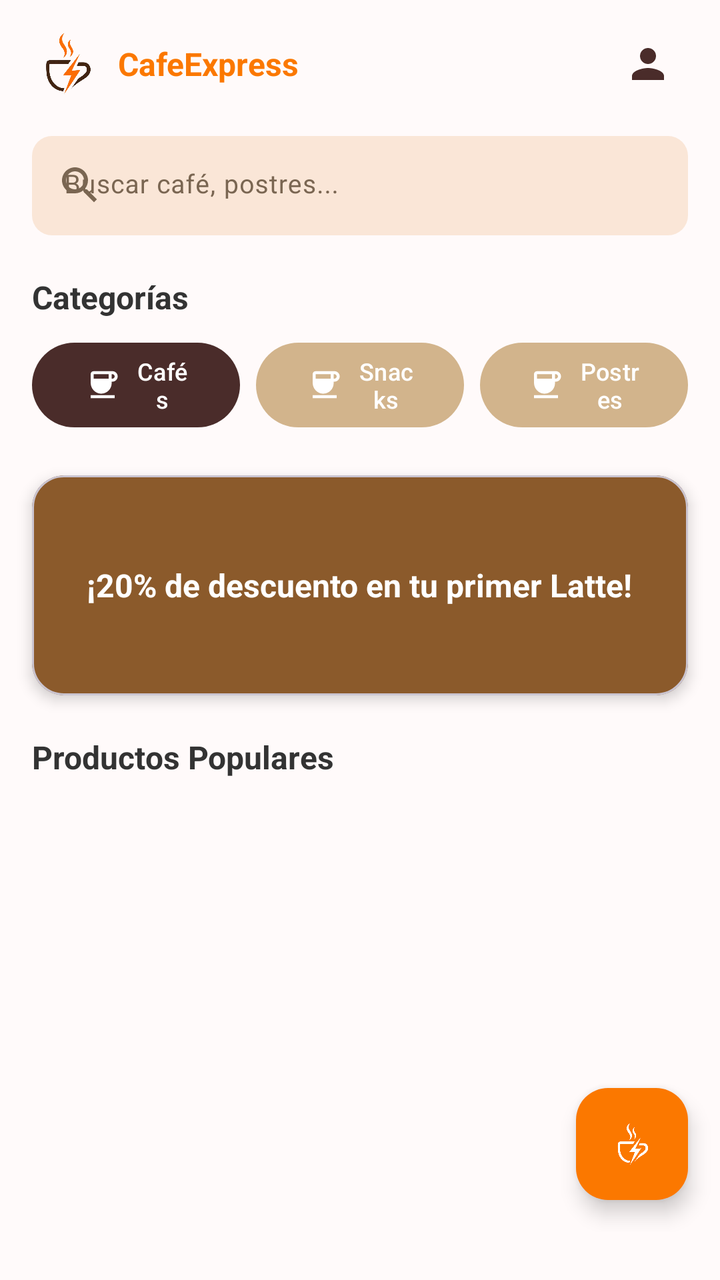
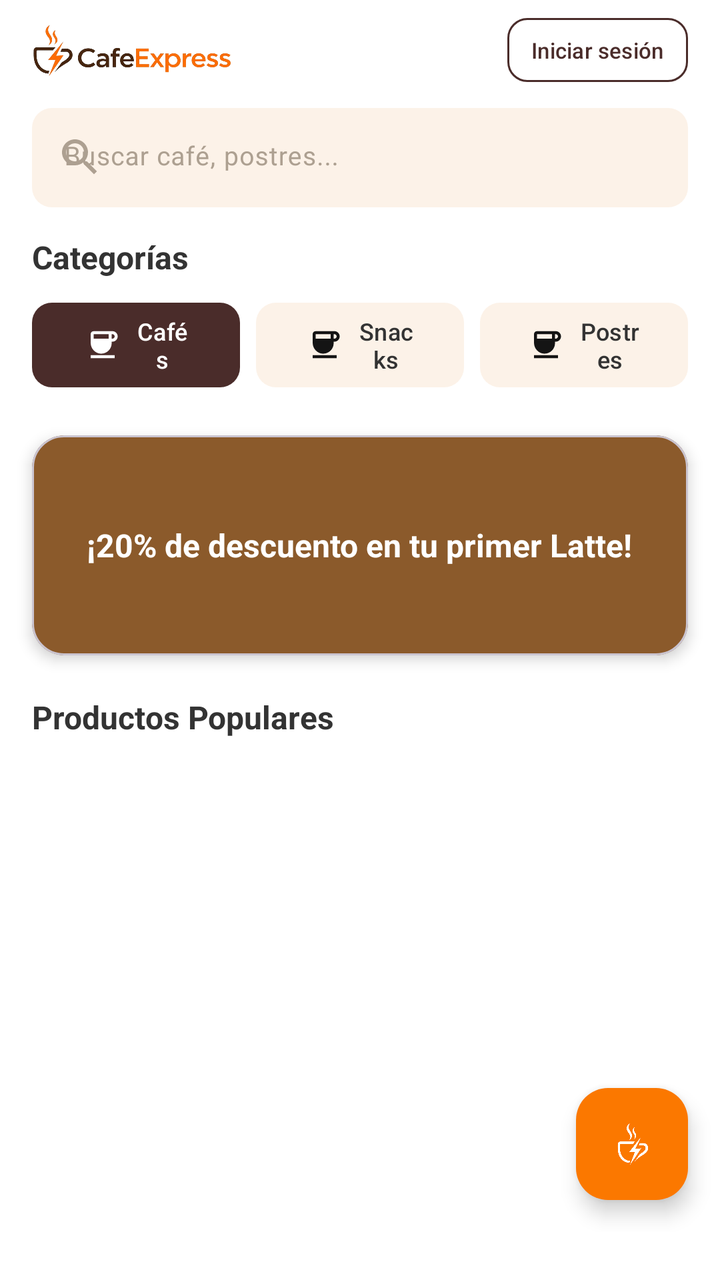

Compare the two renders of this Android layout. The source of the first and the diff that turns it into the second are given below.
<!-- AndroidManifest.xml: application theme Theme.CafeExpress -->
<!-- res/layout/activity_home.xml -->
<?xml version="1.0" encoding="utf-8"?>
<ScrollView xmlns:android="http://schemas.android.com/apk/res/android"
  xmlns:app="http://schemas.android.com/apk/res-auto"
  xmlns:tools="http://schemas.android.com/tools"
  android:layout_width="match_parent"
  android:layout_height="match_parent"
  android:fillViewport="true"
  android:background="#FFFAFA"
  tools:context=".ui.HomeActivity">

  <androidx.constraintlayout.widget.ConstraintLayout
    android:layout_width="match_parent"
    android:layout_height="wrap_content"
    android:paddingBottom="24dp">

    
    <com.google.android.material.appbar.MaterialToolbar
      android:id="@+id/topToolbar"
      android:layout_width="0dp"
      android:layout_height="?attr/actionBarSize"
      android:background="@android:color/transparent"
      app:layout_constraintEnd_toEndOf="parent"
      app:layout_constraintStart_toStartOf="parent"
      app:layout_constraintTop_toTopOf="parent"
      app:contentInsetStart="0dp"
      app:contentInsetEnd="0dp">

      <androidx.constraintlayout.widget.ConstraintLayout
        android:layout_width="match_parent"
        android:layout_height="match_parent"
        android:paddingHorizontal="16dp">

        <LinearLayout
          android:layout_width="wrap_content"
          android:layout_height="match_parent"
          android:gravity="center_vertical"
          android:orientation="horizontal"
          app:layout_constraintBottom_toBottomOf="parent"
          app:layout_constraintStart_toStartOf="parent"
          app:layout_constraintTop_toTopOf="parent">

          
          <ImageView
            android:id="@+id/imgLogoNav"
            android:layout_width="35dp"
            android:layout_height="35dp"
            android:contentDescription="Logo de la cafetería"
            android:src="@drawable/logo1" />

          
          <TextView
            android:id="@+id/txtNombreCafe"
            android:layout_width="wrap_content"
            android:layout_height="wrap_content"
            android:layout_marginStart="8dp"
            android:text="CafeExpress"
            android:textColor="#FB7800"
            android:textSize="16sp"
            android:textStyle="bold" />
        </LinearLayout>

        
        <ImageButton
          android:id="@+id/btnIniciarSesion"
          android:layout_width="40dp"
          android:layout_height="40dp"
          android:background="?attr/selectableItemBackgroundBorderless"
          android:contentDescription="Iniciar sesión"
          android:src="@drawable/ic_person"
          app:tint="#4A2C2A"
          app:layout_constraintBottom_toBottomOf="parent"
          app:layout_constraintEnd_toEndOf="parent"
          app:layout_constraintTop_toTopOf="parent" />

      </androidx.constraintlayout.widget.ConstraintLayout>

    </com.google.android.material.appbar.MaterialToolbar>
    
    <com.google.android.material.textfield.TextInputLayout
      android:id="@+id/tilBuscar"
      style="@style/Widget.Material3.TextInputLayout.FilledBox.Dense"
      android:layout_width="0dp"
      android:layout_height="wrap_content"
      android:layout_marginHorizontal="16dp"
      android:layout_marginTop="4dp"
      android:hint="Buscar café, postres..."
      android:textColorHint="#7A6652"
      app:boxBackgroundColor="#FAE6D7"
      app:boxStrokeWidth="0dp"
      app:boxStrokeWidthFocused="0dp"
      app:boxCornerRadiusBottomEnd="10dp"
      app:boxCornerRadiusBottomStart="10dp"
      app:boxCornerRadiusTopEnd="10dp"
      app:boxCornerRadiusTopStart="10dp"
      app:layout_constraintEnd_toEndOf="parent"
      app:layout_constraintStart_toStartOf="parent"
      app:layout_constraintTop_toBottomOf="@id/topToolbar"
      app:startIconDrawable="@drawable/ic_search"
      app:startIconTint="#7A6652">

      <com.google.android.material.textfield.TextInputEditText
        android:id="@+id/edtBuscar"
        android:layout_width="match_parent"
        android:layout_height="wrap_content"
        android:inputType="text"
        android:maxLines="1"
        android:textSize="13sp"
        android:textColor="#333333" />
    </com.google.android.material.textfield.TextInputLayout>

    
    <TextView
      android:id="@+id/txtCategoriasTitulo"
      android:layout_width="wrap_content"
      android:layout_height="wrap_content"
      android:layout_marginStart="16dp"
      android:layout_marginTop="20dp"
      android:text="Categorías"
      android:textColor="#333333"
      android:textSize="16sp"
      android:textStyle="bold"
      app:layout_constraintStart_toStartOf="parent"
      app:layout_constraintTop_toBottomOf="@id/tilBuscar" />

    <LinearLayout
      android:id="@+id/layoutCategorias"
      android:layout_width="0dp"
      android:layout_height="wrap_content"
      android:layout_marginHorizontal="16dp"
      android:layout_marginTop="8dp"
      android:orientation="horizontal"
      app:layout_constraintEnd_toEndOf="parent"
      app:layout_constraintStart_toStartOf="parent"
      app:layout_constraintTop_toBottomOf="@id/txtCategoriasTitulo">

      <com.google.android.material.button.MaterialButton
        android:layout_width="0dp"
        android:layout_height="wrap_content"
        android:layout_weight="1"
        android:layout_marginEnd="4dp"
        android:text="Cafés"
        android:textSize="12sp"
        app:icon="@drawable/ic_coffee"
        app:iconGravity="textStart"
        app:iconTint="#FFFFFF"
        app:backgroundTint="#4A2C2A" />

      <com.google.android.material.button.MaterialButton
        android:layout_width="0dp"
        android:layout_height="wrap_content"
        android:layout_weight="1"
        android:layout_marginHorizontal="4dp"
        android:text="Snacks"
        android:textSize="12sp"
        app:icon="@drawable/ic_coffee"
        app:iconGravity="textStart"
        app:backgroundTint="#D2B48C" />

      <com.google.android.material.button.MaterialButton
        android:layout_width="0dp"
        android:layout_height="wrap_content"
        android:layout_weight="1"
        android:layout_marginStart="4dp"
        android:text="Postres"
        android:textSize="12sp"
        app:icon="@drawable/ic_coffee"
        app:iconGravity="textStart"
        app:backgroundTint="#D2B48C" />
    </LinearLayout>

    
    <com.google.android.material.card.MaterialCardView
      android:id="@+id/cardBanner"
      android:layout_width="0dp"
      android:layout_height="110dp"
      android:layout_marginHorizontal="16dp"
      android:layout_marginTop="20dp"
      app:cardBackgroundColor="#8B5A2B"
      app:cardCornerRadius="16dp"
      app:cardElevation="4dp"
      app:layout_constraintEnd_toEndOf="parent"
      app:layout_constraintStart_toStartOf="parent"
      app:layout_constraintTop_toBottomOf="@id/layoutCategorias">

      <RelativeLayout
        android:layout_width="match_parent"
        android:layout_height="match_parent"
        android:padding="16dp">

        <TextView
          android:layout_width="wrap_content"
          android:layout_height="wrap_content"
          android:layout_centerInParent="true"
          android:text="¡20% de descuento en tu primer Latte!"
          android:textColor="#FFFFFF"
          android:textSize="16sp"
          android:textStyle="bold" />
      </RelativeLayout>
    </com.google.android.material.card.MaterialCardView>

    
    <TextView
      android:id="@+id/txtPopularesTitulo"
      android:layout_width="wrap_content"
      android:layout_height="wrap_content"
      android:layout_marginStart="16dp"
      android:layout_marginTop="20dp"
      android:text="Productos Populares"
      android:textColor="#333333"
      android:textSize="16sp"
      android:textStyle="bold"
      app:layout_constraintStart_toStartOf="parent"
      app:layout_constraintTop_toBottomOf="@id/cardBanner" />

    <androidx.recyclerview.widget.RecyclerView
      android:id="@+id/recyclerProductos"
      android:layout_width="0dp"
      android:layout_height="wrap_content"
      android:layout_marginHorizontal="12dp"
      android:layout_marginTop="8dp"
      android:nestedScrollingEnabled="false"
      app:layout_constraintEnd_toEndOf="parent"
      app:layout_constraintStart_toStartOf="parent"
      app:layout_constraintTop_toBottomOf="@id/txtPopularesTitulo"
      tools:itemCount="4"
      tools:layoutManager="androidx.recyclerview.widget.GridLayoutManager"
      tools:listitem="@layout/item_producto"
      tools:spanCount="2" />

    
    <com.google.android.material.floatingactionbutton.FloatingActionButton
      android:id="@+id/fabCarrito"
      android:layout_width="wrap_content"
      android:layout_height="wrap_content"
      android:layout_margin="16dp"
      android:contentDescription="Carrito de compras"
      android:src="@drawable/logo1"
      app:backgroundTint="#FB7800"
      app:layout_constraintBottom_toBottomOf="parent"
      app:layout_constraintEnd_toEndOf="parent"
      app:tint="#FFFFFF" />

  </androidx.constraintlayout.widget.ConstraintLayout>

</ScrollView>
<!-- res/layout/item_producto.xml (included above) -->
<?xml version="1.0" encoding="utf-8"?>
<com.google.android.material.card.MaterialCardView
  xmlns:android="http://schemas.android.com/apk/res/android"
  xmlns:app="http://schemas.android.com/apk/res-auto"
  android:layout_width="match_parent"
  android:layout_height="wrap_content"
  android:layout_margin="6dp"
  app:cardCornerRadius="12dp"
  app:cardElevation="3dp"
  app:strokeColor="#E0C2B3"
  app:strokeWidth="1dp">

  <LinearLayout
    android:layout_width="match_parent"
    android:layout_height="wrap_content"
    android:orientation="vertical"
    android:background="#FFFFFF"
    android:padding="10dp">

    
    <ImageView
      android:id="@+id/imgProducto"
      android:layout_width="match_parent"
      android:layout_height="110dp"
      android:contentDescription="Imagen del producto"
      android:scaleType="centerCrop"
      android:src="@drawable/logo1" />

    
    <TextView
      android:id="@+id/txtNombreProducto"
      android:layout_width="match_parent"
      android:layout_height="wrap_content"
      android:layout_marginTop="8dp"
      android:ellipsize="end"
      android:maxLines="1"
      android:text="Café Capuchino"
      android:textColor="#333333"
      android:textSize="14sp"
      android:textStyle="bold" />

    
    <TextView
      android:id="@+id/txtPrecioProducto"
      android:layout_width="match_parent"
      android:layout_height="wrap_content"
      android:layout_marginTop="2dp"
      android:text="$4.50"
      android:textColor="#FB7800"
      android:textSize="13sp"
      android:textStyle="bold" />

    
    <com.google.android.material.button.MaterialButton
      android:id="@+id/btnComprar"
      android:layout_width="match_parent"
      android:layout_height="38dp"
      android:layout_marginTop="8dp"
      android:insetTop="0dp"
      android:insetBottom="0dp"
      android:text="Comprar"
      android:textSize="12sp"
      app:backgroundTint="#4A2C2A"
      app:cornerRadius="8dp" />

  </LinearLayout>

</com.google.android.material.card.MaterialCardView>
<!-- resources referenced by this layout -->
<resources>
  <!-- drawable ic_coffee (drawable) -->
  <vector xmlns:android="http://schemas.android.com/apk/res/android" android:height="24dp" android:tint="#000000" android:viewportHeight="24" android:viewportWidth="24" android:width="24dp">
        
      <path android:fillColor="@android:color/white" android:pathData="M18.5,3H6C4.9,3 4,3.9 4,5v5.71c0,3.83 2.95,7.18 6.78,7.29c3.96,0.12 7.22,-3.06 7.22,-7v-1h0.5c1.93,0 3.5,-1.57 3.5,-3.5S20.43,3 18.5,3zM16,5v3H6V5H16zM18.5,8H18V5h0.5C19.33,5 20,5.67 20,6.5S19.33,8 18.5,8zM4,19h16v2H4V19z"/>
      
  </vector>
  <!-- drawable ic_person (drawable) -->
  <vector xmlns:android="http://schemas.android.com/apk/res/android" android:height="24dp" android:tint="#000000" android:viewportHeight="24" android:viewportWidth="24" android:width="24dp">
        
      <path android:fillColor="@android:color/white" android:pathData="M12,12c2.21,0 4,-1.79 4,-4s-1.79,-4 -4,-4 -4,1.79 -4,4 1.79,4 4,4zM12,14c-2.67,0 -8,1.34 -8,4v2h16v-2c0,-2.66 -5.33,-4 -8,-4z"/>
      
  </vector>
  <!-- drawable ic_search (drawable) -->
  <vector xmlns:android="http://schemas.android.com/apk/res/android" android:height="24dp" android:tint="#000000" android:viewportHeight="24" android:viewportWidth="24" android:width="24dp">
        
      <path android:fillColor="@android:color/white" android:pathData="M15.5,14h-0.79l-0.28,-0.27C15.41,12.59 16,11.11 16,9.5 16,5.91 13.09,3 9.5,3S3,5.91 3,9.5 5.91,16 9.5,16c1.61,0 3.09,-0.59 4.23,-1.57l0.27,0.28v0.79l5,4.99L20.49,19l-4.99,-5zM9.5,14C7.01,14 5,11.99 5,9.5S7.01,5 9.5,5 14,7.01 14,9.5 11.99,14 9.5,14z"/>
      
  </vector>
  <!-- drawable logo1: png bitmap (drawable, 103698 bytes) -->
  <style name="Theme.CafeExpress" parent="Base.Theme.CafeExpress" />
  <style name="Base.Theme.CafeExpress" parent="Theme.Material3.DayNight.NoActionBar">
      
      
    </style>
</resources>

<!-- the commit's change to res/layout/activity_home.xml (unified diff, before → after) -->
@@ -5,7 +5,7 @@
   android:layout_width="match_parent"
   android:layout_height="match_parent"
   android:fillViewport="true"
-  android:background="#FFFAFA"
+  android:background="#FFFFFF"
   tools:context=".ui.HomeActivity">
 
   <androidx.constraintlayout.widget.ConstraintLayout
@@ -13,11 +13,10 @@
     android:layout_height="wrap_content"
     android:paddingBottom="24dp">
 
-    
     <com.google.android.material.appbar.MaterialToolbar
       android:id="@+id/topToolbar"
       android:layout_width="0dp"
-      android:layout_height="?attr/actionBarSize"
+      android:layout_height="50dp"
       android:background="@android:color/transparent"
       app:layout_constraintEnd_toEndOf="parent"
       app:layout_constraintStart_toStartOf="parent"
@@ -30,51 +29,37 @@
         android:layout_height="match_parent"
         android:paddingHorizontal="16dp">
 
-        <LinearLayout
-          android:layout_width="wrap_content"
-          android:layout_height="match_parent"
-          android:gravity="center_vertical"
-          android:orientation="horizontal"
+        <ImageView
+          android:id="@+id/imgLogoNav"
+          android:layout_width="100dp"
+          android:layout_height="30dp"
+          android:contentDescription="Logo de la cafetería"
+          android:src="@drawable/logonombre"
           app:layout_constraintBottom_toBottomOf="parent"
           app:layout_constraintStart_toStartOf="parent"
-          app:layout_constraintTop_toTopOf="parent">
-
-          
-          <ImageView
-            android:id="@+id/imgLogoNav"
-            android:layout_width="35dp"
-            android:layout_height="35dp"
-            android:contentDescription="Logo de la cafetería"
-            android:src="@drawable/logo1" />
-
-          
-          <TextView
-            android:id="@+id/txtNombreCafe"
-            android:layout_width="wrap_content"
-            android:layout_height="wrap_content"
-            android:layout_marginStart="8dp"
-            android:text="CafeExpress"
-            android:textColor="#FB7800"
-            android:textSize="16sp"
-            android:textStyle="bold" />
-        </LinearLayout>
-
-        
-        <ImageButton
+          app:layout_constraintTop_toTopOf="parent" />
+
+        <com.google.android.material.button.MaterialButton
           android:id="@+id/btnIniciarSesion"
-          android:layout_width="40dp"
-          android:layout_height="40dp"
-          android:background="?attr/selectableItemBackgroundBorderless"
-          android:contentDescription="Iniciar sesión"
-          android:src="@drawable/ic_person"
-          app:tint="#4A2C2A"
+          style="?attr/materialButtonOutlinedStyle"
+          android:layout_width="wrap_content"
+          android:layout_height="32dp"
+          android:text="Iniciar sesión"
+          android:textColor="#4A2C2A"
+          android:textSize="11sp"
+          android:insetTop="0dp"
+          android:insetBottom="0dp"
+          android:paddingHorizontal="12dp"
+          app:strokeColor="#4A2C2A"
+          app:strokeWidth="1dp"
+          app:cornerRadius="10dp"
           app:layout_constraintBottom_toBottomOf="parent"
           app:layout_constraintEnd_toEndOf="parent"
           app:layout_constraintTop_toTopOf="parent" />
 
       </androidx.constraintlayout.widget.ConstraintLayout>
-
     </com.google.android.material.appbar.MaterialToolbar>
+
     
     <com.google.android.material.textfield.TextInputLayout
       android:id="@+id/tilBuscar"
@@ -84,8 +69,8 @@
       android:layout_marginHorizontal="16dp"
       android:layout_marginTop="4dp"
       android:hint="Buscar café, postres..."
-      android:textColorHint="#7A6652"
-      app:boxBackgroundColor="#FAE6D7"
+      android:textColorHint="#ADA091"
+      app:boxBackgroundColor="#FCF2E8"
       app:boxStrokeWidth="0dp"
       app:boxStrokeWidthFocused="0dp"
       app:boxCornerRadiusBottomEnd="10dp"
@@ -96,7 +81,7 @@
       app:layout_constraintStart_toStartOf="parent"
       app:layout_constraintTop_toBottomOf="@id/topToolbar"
       app:startIconDrawable="@drawable/ic_search"
-      app:startIconTint="#7A6652">
+      app:startIconTint="#ADA091">
 
       <com.google.android.material.textfield.TextInputEditText
         android:id="@+id/edtBuscar"
@@ -114,7 +99,7 @@
       android:layout_width="wrap_content"
       android:layout_height="wrap_content"
       android:layout_marginStart="16dp"
-      android:layout_marginTop="20dp"
+      android:layout_marginTop="14dp"
       android:text="Categorías"
       android:textColor="#333333"
       android:textSize="16sp"
@@ -141,6 +126,7 @@
         android:text="Cafés"
         android:textSize="12sp"
         app:icon="@drawable/ic_coffee"
+        app:cornerRadius="10dp"
         app:iconGravity="textStart"
         app:iconTint="#FFFFFF"
         app:backgroundTint="#4A2C2A" />
@@ -151,10 +137,13 @@
         android:layout_weight="1"
         android:layout_marginHorizontal="4dp"
         android:text="Snacks"
+        android:textColor="#333333"
         android:textSize="12sp"
         app:icon="@drawable/ic_coffee"
+        app:cornerRadius="10dp"
         app:iconGravity="textStart"
-        app:backgroundTint="#D2B48C" />
+        app:iconTint="#141414"
+        app:backgroundTint="#FCF2E8" />
 
       <com.google.android.material.button.MaterialButton
         android:layout_width="0dp"
@@ -162,10 +151,13 @@
         android:layout_weight="1"
         android:layout_marginStart="4dp"
         android:text="Postres"
+        android:textColor="#333333"
         android:textSize="12sp"
+        app:iconTint="#141414"
         app:icon="@drawable/ic_coffee"
+        app:cornerRadius="10dp"
         app:iconGravity="textStart"
-        app:backgroundTint="#D2B48C" />
+        app:backgroundTint="#FCF2E8" />
     </LinearLayout>
 
     
@@ -223,9 +215,9 @@
       app:layout_constraintStart_toStartOf="parent"
       app:layout_constraintTop_toBottomOf="@id/txtPopularesTitulo"
       tools:itemCount="4"
-      tools:layoutManager="androidx.recyclerview.widget.GridLayoutManager"
-      tools:listitem="@layout/item_producto"
-      tools:spanCount="2" />
+      tools:layoutManager="androidx.recyclerview.widget.LinearLayoutManager"
+      tools:orientation="horizontal"
+      tools:listitem="@layout/item_producto" />
 
     
     <com.google.android.material.floatingactionbutton.FloatingActionButton
@@ -248,7 +240,7 @@
 <com.google.android.material.card.MaterialCardView
   xmlns:android="http://schemas.android.com/apk/res/android"
   xmlns:app="http://schemas.android.com/apk/res-auto"
-  android:layout_width="match_parent"
+  android:layout_width="160dp"
   android:layout_height="wrap_content"
   android:layout_margin="6dp"
   app:cardCornerRadius="12dp"
@@ -270,7 +262,7 @@
       android:layout_height="110dp"
       android:contentDescription="Imagen del producto"
       android:scaleType="centerCrop"
-      android:src="@drawable/logo1" />
+      android:src="@drawable/cafe1" />
 
     
     <TextView
<!-- resource entries referenced after the edit -->
@@ -1,15 +1,10 @@
 <!-- resources referenced by this layout -->
 <resources>
+  <!-- drawable cafe1: jpeg bitmap (drawable, 108060 bytes) -->
   <!-- drawable ic_coffee (drawable) -->
   <vector xmlns:android="http://schemas.android.com/apk/res/android" android:height="24dp" android:tint="#000000" android:viewportHeight="24" android:viewportWidth="24" android:width="24dp">
         
       <path android:fillColor="@android:color/white" android:pathData="M18.5,3H6C4.9,3 4,3.9 4,5v5.71c0,3.83 2.95,7.18 6.78,7.29c3.96,0.12 7.22,-3.06 7.22,-7v-1h0.5c1.93,0 3.5,-1.57 3.5,-3.5S20.43,3 18.5,3zM16,5v3H6V5H16zM18.5,8H18V5h0.5C19.33,5 20,5.67 20,6.5S19.33,8 18.5,8zM4,19h16v2H4V19z"/>
-      
-  </vector>
-  <!-- drawable ic_person (drawable) -->
-  <vector xmlns:android="http://schemas.android.com/apk/res/android" android:height="24dp" android:tint="#000000" android:viewportHeight="24" android:viewportWidth="24" android:width="24dp">
-        
-      <path android:fillColor="@android:color/white" android:pathData="M12,12c2.21,0 4,-1.79 4,-4s-1.79,-4 -4,-4 -4,1.79 -4,4 1.79,4 4,4zM12,14c-2.67,0 -8,1.34 -8,4v2h16v-2c0,-2.66 -5.33,-4 -8,-4z"/>
       
   </vector>
   <!-- drawable ic_search (drawable) -->
@@ -19,6 +14,7 @@
       
   </vector>
   <!-- drawable logo1: png bitmap (drawable, 103698 bytes) -->
+  <!-- drawable logonombre: png bitmap (drawable, 130762 bytes) -->
   <style name="Theme.CafeExpress" parent="Base.Theme.CafeExpress" />
   <style name="Base.Theme.CafeExpress" parent="Theme.Material3.DayNight.NoActionBar">
       
